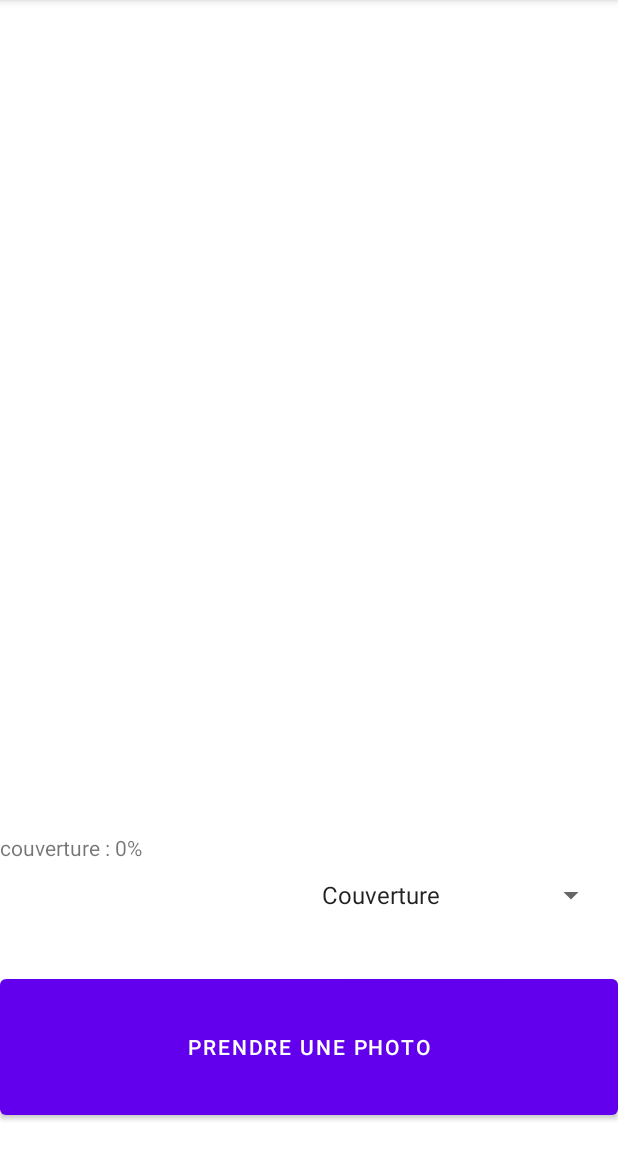
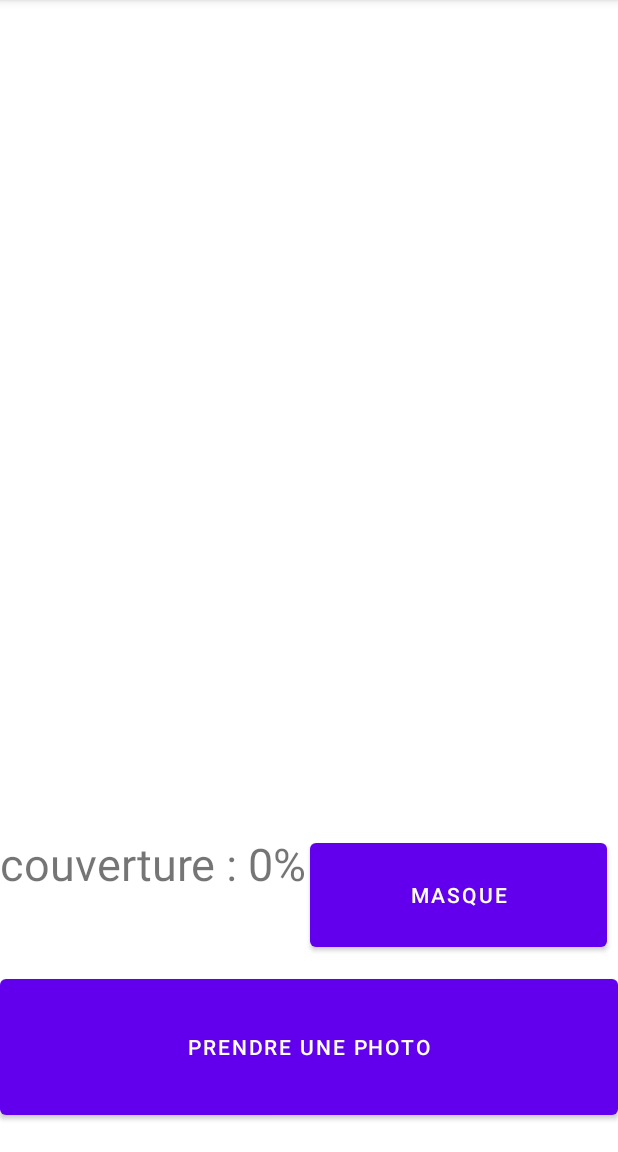
Before and after one commit to bastien-p1/CoverScan, an Android app: the screen it shows after launch (MainActivity), on a phone screen of 412 x 824 dp, the part 84-1236 px from its top. Run offline under Robolectric (Android 15) with nearby library versions, the phone set to English and light mode, and no system bars.

Commit message:
changed color comparison to use HSV value and small UI changes

```diff
--- a/app/src/main/res/layout/activity_main.xml
+++ b/app/src/main/res/layout/activity_main.xml
@@ -23,6 +23,7 @@
         android:layout_height="84dp"
         android:layout_marginTop="548dp"
         android:text="couverture : 0%"
+        android:textSize="30sp"
         app:layout_constraintBottom_toTopOf="@+id/TakePictureButton"
         app:layout_constraintDimensionRatio="5:1"
         app:layout_constraintEnd_toEndOf="parent"
@@ -31,13 +32,13 @@
         app:layout_constraintTop_toTopOf="parent" />
 
 
-    <Spinner
-        android:id="@+id/scan_modes"
+    <Button
+        android:id="@+id/mask"
         android:layout_width="198dp"
         android:layout_height="81dp"
         android:layout_marginTop="548dp"
         android:layout_marginBottom="1dp"
-        android:entries="@array/options"
+        android:text="Masque"
         app:layout_constraintBottom_toTopOf="@+id/TakePictureButton"
         app:layout_constraintDimensionRatio="5:1"
         app:layout_constraintEnd_toEndOf="parent"
--- a/app/src/main/res/values/strings.xml
+++ b/app/src/main/res/values/strings.xml
@@ -1,7 +1,3 @@
 <resources>
     <string name="app_name">CoverScan</string>
-    <string-array name="options">
-        <item>Couverture</item>
-        <item>Sénescence</item>
-    </string-array>
 </resources>
```
Also changed, not shown: app/src/main/java/com/bastien/coverscan/MainActivity.java (+29 -15 lines).
